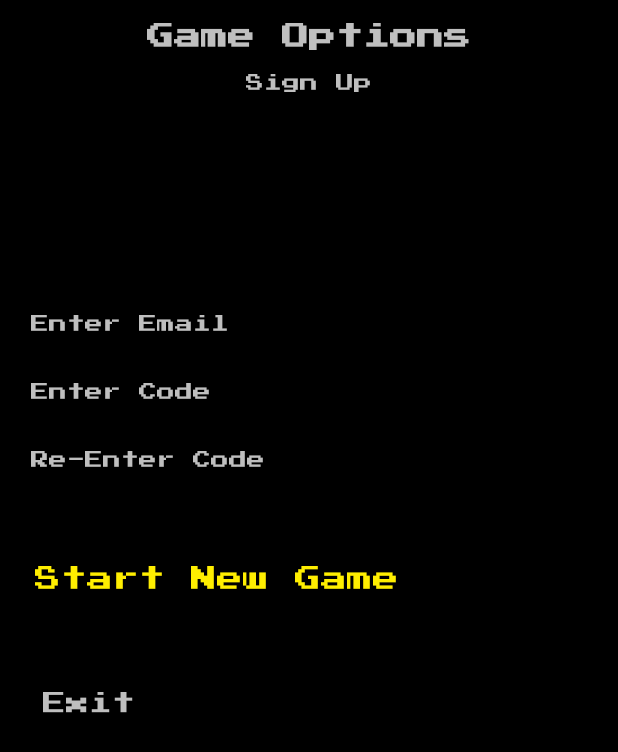
After one commit to zendroidhd/camerax-barcode-scanner, an Android app: the fragment SignUpFragment placed in its activity, on a phone screen of 412 x 824 dp. The commit adds this screen. Shown: the top 752 px of the screen. Run offline under Robolectric (Android 15) with nearby library versions, the phone set to English and light mode, and no system bars; our stand-ins replace Dagger/Hilt's generated code, RxJava, data binding; libraries missing offline, so code that uses them is left out: com.daimajia.androidanimations; 1 statement that could not run was skipped.

Commit message:
Feature: Create SignUp Mockup (#3)

```diff
--- /dev/null
+++ b/app/src/main/java/com/technologies/zenlight/earncredits/customWidgets/ArcadeTextView.kt
@@ -0,0 +1,33 @@
+package com.technologies.zenlight.earncredits.customWidgets
+
+import android.content.Context
+import android.graphics.Typeface
+import android.util.AttributeSet
+import android.widget.TextView
+import androidx.core.content.res.ResourcesCompat
+import com.technologies.zenlight.earncredits.R
+
+class ArcadeTextView : TextView {
+
+    constructor(context: Context) : super(context) {
+        setFontType()
+    }
+
+    constructor(context: Context, attrs: AttributeSet) : super(context, attrs){
+        setFontType()
+    }
+
+    constructor(context: Context, attrs: AttributeSet, defStyleAttr: Int) : super(context, attrs, defStyleAttr) {
+        setFontType()
+    }
+
+    constructor(context: Context, attrs: AttributeSet, defStyleAttr: Int,
+                defStyleRes: Int) : super(context, attrs, defStyleAttr, defStyleRes){
+        setFontType()
+    }
+
+    private fun setFontType(){
+        val typeface = ResourcesCompat.getFont(context,R.font.arcade_font)
+        setTypeface(typeface)
+    }
+}
--- a/app/src/main/java/com/technologies/zenlight/earncredits/dependencyInjection/builder/FragmentBuilder.kt
+++ b/app/src/main/java/com/technologies/zenlight/earncredits/dependencyInjection/builder/FragmentBuilder.kt
@@ -1,6 +1,7 @@
 package com.technologies.zenlight.earncredits.dependencyInjection.builder
 
 import com.technologies.zenlight.earncredits.userInterface.login.loginFragment.LoginFragment
+import com.technologies.zenlight.earncredits.userInterface.login.signUp.SignUpFragment
 import dagger.Module
 import dagger.android.ContributesAndroidInjector
 
@@ -9,4 +10,7 @@ abstract class FragmentBuilder {
 
     @ContributesAndroidInjector
     internal abstract fun bindLoginFragment(): LoginFragment
+
+    @ContributesAndroidInjector
+    internal abstract fun bindSignUpFragment(): SignUpFragment
 }
--- a/app/src/main/java/com/technologies/zenlight/earncredits/userInterface/base/BaseActivity.kt
+++ b/app/src/main/java/com/technologies/zenlight/earncredits/userInterface/base/BaseActivity.kt
@@ -34,7 +34,7 @@ abstract class BaseActivity<T : ViewDataBinding, V: ViewModel> : AppCompatActivi
     private set
 
     /**
-     * Override for set binding variable
+     * Override for set dataBinding variable
      *
      * @return variable id
      */
--- a/app/src/main/java/com/technologies/zenlight/earncredits/userInterface/base/BaseFragment.kt
+++ b/app/src/main/java/com/technologies/zenlight/earncredits/userInterface/base/BaseFragment.kt
@@ -11,6 +11,7 @@ import androidx.databinding.ViewDataBinding
 import androidx.fragment.app.Fragment
 import androidx.lifecycle.ViewModel
 import com.technologies.zenlight.earncredits.data.AppDataManager
+import com.technologies.zenlight.earncredits.userInterface.base.BaseActivity
 import dagger.android.support.AndroidSupportInjection
 import javax.inject.Inject
 
@@ -20,12 +21,12 @@ abstract class BaseFragment<T : ViewDataBinding, V : ViewModel> : Fragment() {
     lateinit var dataManager: AppDataManager
 
     var baseActivity: BaseActivity<*, *>? = null
-    private set
+        private set
 
     private var mRootView: View? = null
 
-    lateinit var binding: T
-    private set
+    lateinit var dataBinding: T
+        private set
 
 
     /**
@@ -65,15 +66,15 @@ abstract class BaseFragment<T : ViewDataBinding, V : ViewModel> : Fragment() {
     }
 
     override fun onCreateView(inflater: LayoutInflater, container: ViewGroup?, savedInstanceState: Bundle?): View? {
-        binding = DataBindingUtil.inflate(inflater, layoutId, container, false)
-        mRootView = binding.root
+        dataBinding = DataBindingUtil.inflate(inflater, layoutId, container, false)
+        mRootView = dataBinding.root
         return mRootView
     }
 
     override fun onViewCreated(view: View, savedInstanceState: Bundle?) {
         super.onViewCreated(view, savedInstanceState)
-        binding.setVariable(bindingVariable, mViewModel)
-        binding.executePendingBindings()
+        dataBinding.setVariable(bindingVariable, mViewModel)
+        dataBinding.executePendingBindings()
     }
 
     override fun onDetach() {
--- a/app/src/main/java/com/technologies/zenlight/earncredits/userInterface/login/loginFragment/LoginFragment.kt
+++ b/app/src/main/java/com/technologies/zenlight/earncredits/userInterface/login/loginFragment/LoginFragment.kt
@@ -5,19 +5,19 @@ import android.media.AudioAttributes
 import android.media.AudioManager
 import android.media.MediaPlayer
 import android.os.Bundle
-import android.os.Handler
 import android.view.LayoutInflater
 import android.view.View
 import android.view.ViewGroup
 import android.view.animation.AnimationUtils
-import androidx.core.content.ContextCompat
 import androidx.lifecycle.ViewModelProviders
 import com.daimajia.androidanimations.library.Techniques
 import com.daimajia.androidanimations.library.YoYo
+import com.technologies.zenlight.earncredits.BR
 import com.technologies.zenlight.earncredits.R
 import com.technologies.zenlight.earncredits.databinding.LoginHomeScreenBinding
 import com.technologies.zenlight.earncredits.userInterface.base.BaseFragment
-import kotlinx.android.synthetic.main.login_home_screen.view.*
+import com.technologies.zenlight.earncredits.userInterface.login.signUp.SignUpFragment
+import com.technologies.zenlight.earncredits.utils.addFragmentFadeIn
 import javax.inject.Inject
 
 class LoginFragment : BaseFragment<LoginHomeScreenBinding, LoginFragmentViewModel>(), LoginFragmentCallbacks {
@@ -25,11 +25,13 @@ class LoginFragment : BaseFragment<LoginHomeScreenBinding, LoginFragmentViewMode
     @Inject
     lateinit var appContext: Context
 
+
+
     private var viewModel: LoginFragmentViewModel? = null
 
-    override var mViewModel: LoginFragmentViewModel? = viewModel
+    override var mViewModel: LoginFragmentViewModel? = null
 
-    override var bindingVariable: Int = 0
+    override var bindingVariable: Int = BR.viewModel
 
     override var layoutId: Int = R.layout.login_home_screen
 
@@ -37,6 +39,7 @@ class LoginFragment : BaseFragment<LoginHomeScreenBinding, LoginFragmentViewMode
 
     override fun onCreate(savedInstanceState: Bundle?) {
         viewModel = ViewModelProviders.of(this).get(LoginFragmentViewModel::class.java)
+        mViewModel = viewModel
         super.onCreate(savedInstanceState)
         viewModel?.callbacks = this
     }
@@ -44,7 +47,7 @@ class LoginFragment : BaseFragment<LoginHomeScreenBinding, LoginFragmentViewMode
     override fun onCreateView(inflater: LayoutInflater, container: ViewGroup?, savedInstanceState: Bundle?): View? {
          super.onCreateView(inflater, container, savedInstanceState)
         fadeInTitle()
-        return binding.root
+        return dataBinding.root
     }
 
     private fun playSound(){
@@ -62,26 +65,30 @@ class LoginFragment : BaseFragment<LoginHomeScreenBinding, LoginFragmentViewMode
         YoYo.with(Techniques.FadeIn)
             .duration(3000)
             .repeatMode(0)
-            .onStart{ binding.layoutTitle.visibility = View.VISIBLE}
+            .onStart{ dataBinding.layoutTitle.visibility = View.VISIBLE}
             .onEnd{ fadeInContent() }
-            .playOn(binding.layoutTitle)
+            .playOn(dataBinding.layoutTitle)
     }
 
     private fun fadeInContent() {
         YoYo.with(Techniques.FadeIn)
             .duration(1500)
             .repeatMode(0)
-            .onStart { animator -> binding.layoutContent.visibility = View.VISIBLE }
+            .onStart { animator -> dataBinding.layoutContent.visibility = View.VISIBLE }
             .onEnd{ animator -> fadeInInsertCoin()  }
-            .playOn(binding.layoutContent)
+            .playOn(dataBinding.layoutContent)
     }
 
     private fun fadeInInsertCoin() {
-        binding.btnInsertCoin.startAnimation(AnimationUtils.loadAnimation(context, R.anim.fade_in_fade_out))
+        dataBinding.btnInsertCoin.startAnimation(AnimationUtils.loadAnimation(context, R.anim.fade_in_fade_out))
     }
 
     override fun onSignUpClicked() {
-        TODO("not implemented") //To change body of created functions use File | Settings | File Templates.
+        baseActivity?.let {
+            val manager = it.supportFragmentManager
+            val fragment = SignUpFragment.newInstance()
+            addFragmentFadeIn(fragment,manager,"SignUp",null)
+        }
     }
 
     override fun onForgotPasswordClicked() {
--- /dev/null
+++ b/app/src/main/java/com/technologies/zenlight/earncredits/userInterface/login/signUp/SignUpCallbacks.kt
@@ -0,0 +1,4 @@
+package com.technologies.zenlight.earncredits.userInterface.login.signUp
+
+interface SignUpCallbacks {
+}
--- /dev/null
+++ b/app/src/main/java/com/technologies/zenlight/earncredits/userInterface/login/signUp/SignUpDataModel.kt
@@ -0,0 +1,7 @@
+package com.technologies.zenlight.earncredits.userInterface.login.signUp
+
+import com.technologies.zenlight.earncredits.data.AppDataManager
+import javax.inject.Inject
+
+class SignUpDataModel @Inject constructor(dataManager: AppDataManager) {
+}
--- /dev/null
+++ b/app/src/main/java/com/technologies/zenlight/earncredits/userInterface/login/signUp/SignUpFragment.kt
@@ -0,0 +1,43 @@
+package com.technologies.zenlight.earncredits.userInterface.login.signUp
+
+import android.os.Bundle
+import android.view.LayoutInflater
+import android.view.View
+import android.view.ViewGroup
+import androidx.lifecycle.ViewModelProviders
+import com.technologies.zenlight.earncredits.R
+import com.technologies.zenlight.earncredits.databinding.SignUpLayoutBinding
+import com.technologies.zenlight.earncredits.userInterface.base.BaseFragment
+import javax.inject.Inject
+
+class SignUpFragment : BaseFragment<SignUpLayoutBinding, SignUpViewModel>(), SignUpCallbacks{
+
+    @Inject
+    lateinit var dataModel: SignUpDataModel
+
+    private var viewModel: SignUpViewModel? = null
+
+    override var mViewModel: SignUpViewModel? = viewModel
+
+    override var bindingVariable: Int = 0
+
+    override var layoutId: Int = R.layout.sign_up_layout
+
+    override var progressSpinner: View? = null
+
+    companion object {
+        fun newInstance(): SignUpFragment = SignUpFragment()
+    }
+
+    override fun onCreate(savedInstanceState: Bundle?) {
+        viewModel = ViewModelProviders.of(this).get(SignUpViewModel::class.java)
+        super.onCreate(savedInstanceState)
+        viewModel?.callbacks = this
+        viewModel?.dataModel = dataModel
+    }
+
+    override fun onCreateView(inflater: LayoutInflater, container: ViewGroup?, savedInstanceState: Bundle?): View? {
+        super.onCreateView(inflater, container, savedInstanceState)
+        return dataBinding.root
+    }
+}
--- /dev/null
+++ b/app/src/main/java/com/technologies/zenlight/earncredits/userInterface/login/signUp/SignUpViewModel.kt
@@ -0,0 +1,11 @@
+package com.technologies.zenlight.earncredits.userInterface.login.signUp
+
+import com.technologies.zenlight.earncredits.userInterface.base.BaseViewModel
+
+class SignUpViewModel : BaseViewModel() {
+
+    /*********** Getters and Setters ********/
+
+    var dataModel: SignUpDataModel? = null
+    var callbacks: SignUpCallbacks? = null
+}
--- /dev/null
+++ b/app/src/main/res/layout/sign_up_layout.xml
@@ -0,0 +1,143 @@
+<?xml version="1.0" encoding="utf-8"?>
+<layout
+        xmlns:app="http://schemas.android.com/apk/res-auto"
+        xmlns:tools="http://schemas.android.com/tools"
+        xmlns:android="http://schemas.android.com/apk/res/android">
+
+    <data>
+
+        <import type="android.view.View"/>
+
+        <variable
+                name="viewModel"
+                type="com.technologies.zenlight.earncredits.userInterface.login.signUp.SignUpViewModel"/>
+
+    </data>
+
+    <LinearLayout
+            android:orientation="vertical"
+            android:layout_width="match_parent"
+            android:layout_height="match_parent"
+            android:background="@color/black_color"
+            android:clickable="true"
+            android:focusable="true"
+            android:padding="15dp">
+
+
+        <TextView
+                android:layout_width="wrap_content"
+                android:layout_height="wrap_content"
+                android:textStyle="bold"
+                android:textColor="@color/transparent_white"
+                android:text="Game Options"
+                android:layout_gravity="center_horizontal"
+                android:textAppearance="@style/TextAppearance.AppCompat.Medium"
+                android:fontFamily="@font/arcade_font"/>
+
+        <TextView
+                android:layout_width="wrap_content"
+                android:layout_height="wrap_content"
+                android:textColor="@color/transparent_white"
+                android:text="Sign Up"
+                android:layout_gravity="center_horizontal"
+                android:textAppearance="@style/TextAppearance.AppCompat.Caption"
+                android:fontFamily="@font/arcade_font"
+                android:layout_marginTop="16dp"
+                />
+
+        <View
+                android:layout_width="match_parent"
+                android:layout_height="0dp"
+                android:layout_weight=".3"/>
+
+        <EditText
+                android:id="@+id/et_email"
+                android:layout_width="match_parent"
+                android:layout_height="40dp"
+                android:background="@null"
+                android:paddingStart="5dp"
+                android:cursorVisible="true"
+                android:hint="Enter Email"
+                android:imeOptions="actionDone"
+                android:inputType="textEmailAddress"
+                android:textColor="@color/white"
+                android:textColorHint="@color/transparent_white"
+                android:textAppearance="@style/TextAppearance.AppCompat.Caption"
+                android:fontFamily="@font/arcade_font"
+                android:layout_marginBottom="5dp"
+                />
+
+        <EditText
+                android:id="@+id/et_code"
+                android:layout_width="match_parent"
+                android:layout_height="40dp"
+                android:layout_marginBottom="5dp"
+                android:paddingStart="5dp"
+                android:background="@null"
+                android:cursorVisible="true"
+                android:hint="Enter Code"
+                android:imeOptions="actionDone"
+                android:inputType="textPassword"
+                android:textColor="@color/white"
+                android:textColorHint="@color/transparent_white"
+                android:textAppearance="@style/TextAppearance.AppCompat.Caption"
+                android:fontFamily="@font/arcade_font"
+                />
+
+        <EditText
+                android:id="@+id/et_re_enter_code"
+                android:layout_width="match_parent"
+                android:layout_height="40dp"
+                android:background="@null"
+                android:cursorVisible="true"
+                android:paddingStart="5dp"
+                android:hint="Re-Enter Code"
+                android:imeOptions="actionDone"
+                android:inputType="textPassword"
+                android:textColor="@color/white"
+                android:textColorHint="@color/transparent_white"
+                android:textAppearance="@style/TextAppearance.AppCompat.Caption"
+                android:fontFamily="@font/arcade_font"
+                />
+
+
+        <com.google.android.material.button.MaterialButton
+                android:id="@+id/btn_start_new_game"
+                android:layout_width="wrap_content"
+                android:layout_height="wrap_content"
+                android:layout_marginTop="35dp"
+                android:text="Start New Game"
+                android:textAllCaps="false"
+                android:textSize="17sp"
+                android:textAppearance="@style/Base.Widget.AppCompat.TextView"
+                android:textColor="@color/pac_yellow"
+                style="@style/Widget.MaterialComponents.Button.TextButton"
+                android:fontFamily="@font/arcade_font"
+                app:rippleColor="@color/super_transparent_white"
+                />
+
+        <com.google.android.material.button.MaterialButton
+                android:id="@+id/btn_exit"
+                android:layout_width="wrap_content"
+                android:layout_height="wrap_content"
+                android:layout_marginTop="35dp"
+                android:text="Exit"
+                android:textAllCaps="false"
+                android:textSize="15sp"
+                android:textAppearance="@style/Base.Widget.AppCompat.TextView"
+                android:textColor="@color/transparent_white"
+                style="@style/Widget.MaterialComponents.Button.TextButton"
+                android:fontFamily="@font/arcade_font"
+                app:rippleColor="@color/super_transparent_white"
+                />
+
+
+        <View
+                android:layout_width="match_parent"
+                android:layout_height="0dp"
+                android:layout_weight=".7"/>
+
+
+    </LinearLayout>
+
+</layout>
```
